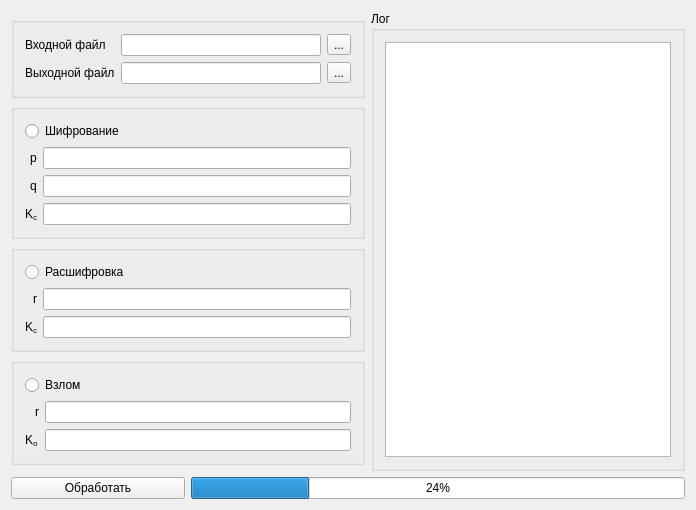
Qt form mainwindow.ui (ishimko/RSA-lab) before a commit.
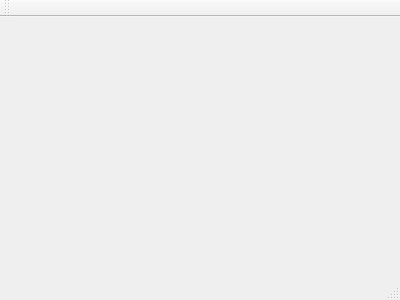
The same form after that commit.

Commit message: Project building fixed

Diff of the .ui file:
```diff
--- a/mainwindow.ui
+++ b/mainwindow.ui
@@ -1,247 +1,25 @@
 <?xml version="1.0" encoding="UTF-8"?>
 <ui version="4.0">
- <class>RSA</class>
- <widget class="QMainWindow" name="RSA">
-  <property name="geometry">
+ <class>MainWindow</class>
+ <widget class="QMainWindow" name="MainWindow" >
+  <property name="geometry" >
    <rect>
     <x>0</x>
     <y>0</y>
-    <width>667</width>
-    <height>436</height>
+    <width>400</width>
+    <height>300</height>
    </rect>
   </property>
   <property name="windowTitle">
    <string>MainWindow</string>
   </property>
-  <widget class="QWidget" name="centralWidget">
-   <layout class="QGridLayout" name="gridLayout">
-    <item row="7" column="2" rowspan="7">
-     <widget class="QGroupBox" name="grpLog">
-      <property name="title">
-       <string>Лог</string>
-      </property>
-      <layout class="QGridLayout" name="gridLayout_6">
-       <item row="0" column="1">
-        <widget class="QPlainTextEdit" name="txtLog">
-         <property name="minimumSize">
-          <size>
-           <width>286</width>
-           <height>0</height>
-          </size>
-         </property>
-        </widget>
-       </item>
-      </layout>
-     </widget>
-    </item>
-    <item row="15" column="0">
-     <widget class="QPushButton" name="btnProcess">
-      <property name="text">
-       <string>Обработать</string>
-      </property>
-     </widget>
-    </item>
-    <item row="10" column="0" colspan="2">
-     <widget class="QGroupBox" name="grpCipher">
-      <property name="title">
-       <string/>
-      </property>
-      <layout class="QGridLayout" name="gridLayout_3">
-       <item row="3" column="1">
-        <widget class="QLineEdit" name="edtSecretKey"/>
-       </item>
-       <item row="2" column="1">
-        <widget class="QLineEdit" name="edtQ"/>
-       </item>
-       <item row="1" column="0" alignment="Qt::AlignRight">
-        <widget class="QLabel" name="lblP">
-         <property name="text">
-          <string>p</string>
-         </property>
-        </widget>
-       </item>
-       <item row="2" column="0" alignment="Qt::AlignRight">
-        <widget class="QLabel" name="lblQ">
-         <property name="text">
-          <string>q</string>
-         </property>
-        </widget>
-       </item>
-       <item row="1" column="1">
-        <widget class="QLineEdit" name="edtP"/>
-       </item>
-       <item row="3" column="0" alignment="Qt::AlignRight">
-        <widget class="QLabel" name="lblSecretKeyCipher">
-         <property name="text">
-          <string>&lt;html&gt;&lt;head/&gt;&lt;body&gt;&lt;p&gt;K&lt;span style=&quot; vertical-align:sub;&quot;&gt;c&lt;/span&gt;&lt;/p&gt;&lt;/body&gt;&lt;/html&gt;</string>
-         </property>
-         <property name="textFormat">
-          <enum>Qt::RichText</enum>
-         </property>
-        </widget>
-       </item>
-       <item row="0" column="0" colspan="2">
-        <widget class="QRadioButton" name="rbtnCipher">
-         <property name="text">
-          <string>Шифрование</string>
-         </property>
-        </widget>
-       </item>
-      </layout>
-     </widget>
-    </item>
-    <item row="8" column="0" rowspan="2" colspan="2">
-     <widget class="QGroupBox" name="grpFiles">
-      <property name="title">
-       <string/>
-      </property>
-      <layout class="QGridLayout" name="gridLayout_2">
-       <item row="2" column="0">
-        <widget class="QLabel" name="lblOutputFile">
-         <property name="text">
-          <string>Выходной файл</string>
-         </property>
-        </widget>
-       </item>
-       <item row="1" column="1">
-        <widget class="QLineEdit" name="edtInputFile">
-         <property name="minimumSize">
-          <size>
-           <width>200</width>
-           <height>0</height>
-          </size>
-         </property>
-        </widget>
-       </item>
-       <item row="2" column="1">
-        <widget class="QLineEdit" name="edtOutputFile"/>
-       </item>
-       <item row="1" column="0">
-        <widget class="QLabel" name="lblInputFile">
-         <property name="text">
-          <string>Входной файл</string>
-         </property>
-        </widget>
-       </item>
-       <item row="1" column="2">
-        <widget class="QToolButton" name="btnChooseInputFile">
-         <property name="text">
-          <string>...</string>
-         </property>
-        </widget>
-       </item>
-       <item row="2" column="2">
-        <widget class="QToolButton" name="btnChooseOutputFile">
-         <property name="text">
-          <string>...</string>
-         </property>
-        </widget>
-       </item>
-      </layout>
-     </widget>
-    </item>
-    <item row="12" column="0" colspan="2">
-     <widget class="QGroupBox" name="grpBreak">
-      <property name="title">
-       <string/>
-      </property>
-      <layout class="QGridLayout" name="gridLayout_5">
-       <item row="1" column="1" alignment="Qt::AlignRight">
-        <widget class="QLabel" name="lblRBreak">
-         <property name="text">
-          <string>r</string>
-         </property>
-        </widget>
-       </item>
-       <item row="2" column="2">
-        <widget class="QLineEdit" name="edtOpenKey"/>
-       </item>
-       <item row="2" column="1" alignment="Qt::AlignRight">
-        <widget class="QLabel" name="lblOpenKey">
-         <property name="text">
-          <string>&lt;html&gt;&lt;head/&gt;&lt;body&gt;&lt;p&gt;K&lt;span style=&quot; vertical-align:sub;&quot;&gt;o&lt;/span&gt;&lt;/p&gt;&lt;/body&gt;&lt;/html&gt;</string>
-         </property>
-         <property name="textFormat">
-          <enum>Qt::RichText</enum>
-         </property>
-        </widget>
-       </item>
-       <item row="1" column="2">
-        <widget class="QLineEdit" name="edtRBreak"/>
-       </item>
-       <item row="0" column="1" colspan="2">
-        <widget class="QRadioButton" name="rbtnBreak">
-         <property name="text">
-          <string>Взлом</string>
-         </property>
-        </widget>
-       </item>
-      </layout>
-     </widget>
-    </item>
-    <item row="11" column="0" colspan="2">
-     <widget class="QGroupBox" name="grpDecipher">
-      <property name="title">
-       <string/>
-      </property>
-      <layout class="QGridLayout" name="gridLayout_4">
-       <item row="2" column="0" alignment="Qt::AlignRight">
-        <widget class="QLabel" name="lblSecretKeyDecipher">
-         <property name="text">
-          <string>&lt;html&gt;&lt;head/&gt;&lt;body&gt;&lt;p&gt;K&lt;span style=&quot; vertical-align:sub;&quot;&gt;c&lt;/span&gt;&lt;/p&gt;&lt;/body&gt;&lt;/html&gt;</string>
-         </property>
-         <property name="textFormat">
-          <enum>Qt::RichText</enum>
-         </property>
-        </widget>
-       </item>
-       <item row="1" column="0" alignment="Qt::AlignRight">
-        <widget class="QLabel" name="lblR">
-         <property name="text">
-          <string>r</string>
-         </property>
-        </widget>
-       </item>
-       <item row="1" column="1">
-        <widget class="QLineEdit" name="edtR"/>
-       </item>
-       <item row="2" column="1">
-        <widget class="QLineEdit" name="edtSecretKeyDecipher"/>
-       </item>
-       <item row="0" column="0" colspan="2">
-        <widget class="QRadioButton" name="ebtnDecipher">
-         <property name="text">
-          <string>Расшифровка</string>
-         </property>
-        </widget>
-       </item>
-      </layout>
-     </widget>
-    </item>
-    <item row="15" column="1" colspan="2">
-     <widget class="QProgressBar" name="progressBar">
-      <property name="value">
-       <number>24</number>
-      </property>
-     </widget>
-    </item>
-    <item row="13" column="1">
-     <spacer name="verticalSpacer">
-      <property name="orientation">
-       <enum>Qt::Vertical</enum>
-      </property>
-      <property name="sizeHint" stdset="0">
-       <size>
-        <width>20</width>
-        <height>40</height>
-       </size>
-      </property>
-     </spacer>
-    </item>
-   </layout>
-  </widget>
+  <widget class="QMenuBar" name="menuBar" />
+  <widget class="QToolBar" name="mainToolBar" />
+  <widget class="QWidget" name="centralWidget" />
+  <widget class="QStatusBar" name="statusBar" />
  </widget>
- <layoutdefault spacing="6" margin="11"/>
+ <layoutDefault spacing="6" margin="11" />
+ <pixmapfunction></pixmapfunction>
  <resources/>
  <connections/>
 </ui>
```
Left out of the diff: 3 changed lines with no effect on the pictures. The commit also changes 1 other file.
